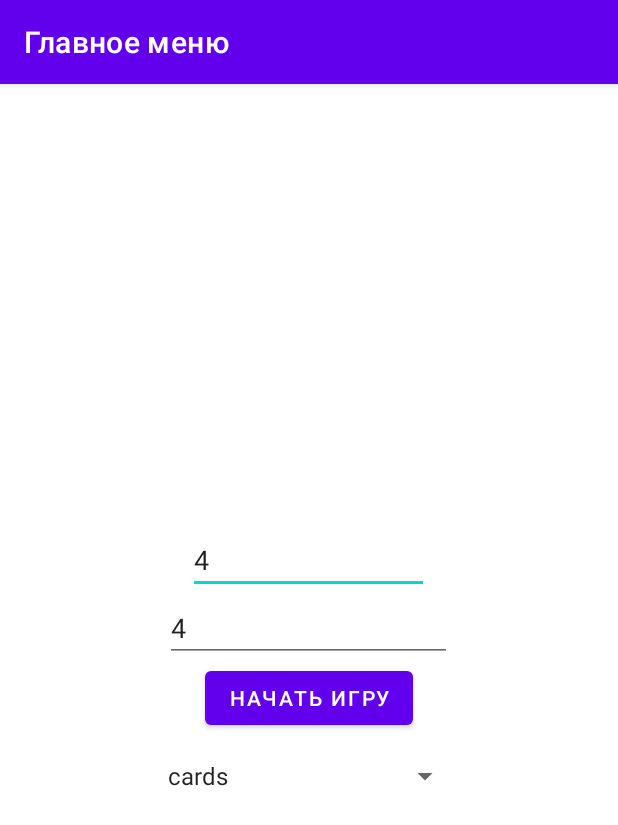
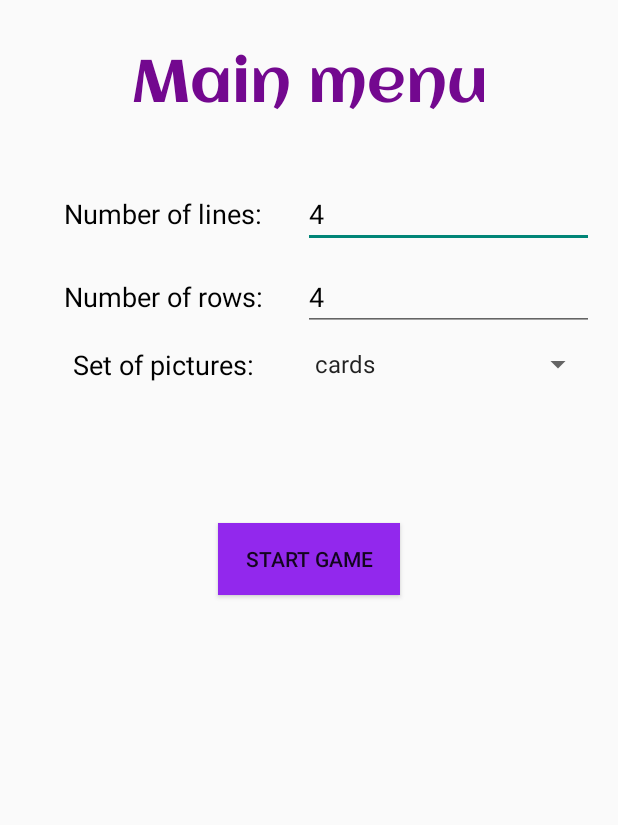
Before and after one commit to komead/laba1MT, an Android app: the screen it shows after launch (MainMenuActivity), on a phone screen of 412 x 824 dp. Shown: the top 825 px of the screen. Run offline under Robolectric (Android 15) with nearby library versions, the light colour scheme and no system bars.

Commit message:
обновил визуальную часть

```diff
--- a/app/src/main/res/layout/activity_main_menu.xml
+++ b/app/src/main/res/layout/activity_main_menu.xml
@@ -3,38 +3,104 @@
               android:layout_width="match_parent"
               android:layout_height="match_parent"
               android:orientation="vertical"
-              android:gravity="center"
               android:padding="16dp">
 
 
-    <!-- элемент для ввода количества строк -->
+    <LinearLayout
+            android:orientation="vertical"
+            android:layout_width="match_parent"
+            android:layout_height="wrap_content">
+        <TextView
+                android:text="Main menu"
+                android:layout_width="match_parent"
+                android:layout_height="wrap_content"
+                android:id="@+id/textView5"
+                android:textSize="40sp"
+                android:textColor="#73088F"
+                android:fontFamily="@font/aclonica"
+                android:textAlignment="center"
+                android:layout_marginTop="10dp"
+                android:layout_marginBottom="40dp"/>
+    </LinearLayout>
+    <LinearLayout
+            android:orientation="vertical"
+            android:layout_width="match_parent"
+            android:layout_height="203dp">
+        <LinearLayout
+                android:orientation="horizontal"
+                android:layout_width="match_parent"
+                android:layout_height="match_parent">
+            <LinearLayout
+                    android:orientation="vertical"
+                    android:layout_width="186dp"
+                    android:layout_height="match_parent">
+                <TextView
+                        android:text="Number of lines:"
+                        android:layout_width="match_parent"
+                        android:layout_height="45dp"
+                        android:id="@+id/textView2"
+                        android:textSize="18sp"
+                        android:gravity="center"
+                        android:textColor="@color/black"/>
+                <TextView
+                        android:text="Number of rows:"
+                        android:layout_width="match_parent"
+                        android:layout_height="45dp"
+                        android:id="@+id/textView3"
+                        android:layout_marginTop="10dp"
+                        android:textSize="18sp"
+                        android:gravity="center"
+                        android:textColor="@color/black"/>
+                <TextView
+                        android:text="Set of pictures:"
+                        android:layout_width="match_parent"
+                        android:layout_height="wrap_content"
+                        android:id="@+id/textView6"
+                        android:layout_marginTop="10dp"
+                        android:textSize="18sp"
+                        android:textAlignment="center"
+                        android:textColor="@color/black"/>
+            </LinearLayout>
+            <LinearLayout
+                    android:orientation="vertical"
+                    android:layout_width="match_parent"
+                    android:layout_height="match_parent">
                 <EditText
                         android:id="@+id/etRows"
-            android:layout_width="wrap_content"
+                        android:layout_width="match_parent"
                         android:layout_height="wrap_content"
-            android:hint="Количество строк" />
-
-    <!-- элемент для ввода количества столбцов -->
+                        android:hint="Enter lines"
+                        android:textColor="@color/black"/>
                 <EditText
                         android:id="@+id/etColumns"
-            android:layout_width="wrap_content"
+                        android:layout_width="match_parent"
                         android:layout_height="wrap_content"
-            android:hint="Количество столбцов" />
+                        android:hint="Enter rows"
+                        android:layout_marginTop="10dp"
+                        android:textColor="@color/black"/>
+                <Spinner
+                        android:id="@+id/spinnerPictureCollection"
+                        android:layout_width="match_parent"
+                        android:layout_height="wrap_content"
+                        android:layout_marginTop="10dp"
+                        android:entries="@array/picture_collections"/>
+            </LinearLayout>
+        </LinearLayout>
+    </LinearLayout>
 
-    <!-- Кнопка для применения выбранных размеров поля -->
+    <LinearLayout
+            android:orientation="vertical"
+            android:layout_width="match_parent"
+            android:layout_height="match_parent"
+            android:gravity="center_horizontal">
         <Button
                 android:id="@+id/btnApplySize"
-            android:layout_width="wrap_content"
+                android:layout_width="121dp"
                 android:layout_height="wrap_content"
-            android:text="Начать игру" />
-
-    <!-- Spinner для выбора набора картинок -->
-    <Spinner
-            android:id="@+id/spinnerPictureCollection"
-            android:layout_width="203dp"
-            android:layout_height="wrap_content"
-            android:layout_marginTop="16dp"
-            android:entries="@array/picture_collections"/>
+                android:text="Start game"
+                android:background="#9228ED"
+                android:layout_marginTop="25dp"/>
+    </LinearLayout>
 
 
 </LinearLayout>
--- a/app/src/main/res/values-night/themes.xml
+++ b/app/src/main/res/values-night/themes.xml
@@ -1,6 +1,6 @@
 <resources xmlns:tools="http://schemas.android.com/tools">
     <!-- Base application theme. -->
-    <style name="Theme.Kapitanov1" parent="Theme.MaterialComponents.DayNight.DarkActionBar">
+    <style name="Theme.Kapitanov1" parent="Theme.AppCompat.Light.NoActionBar">
         <!-- Primary brand color. -->
         <item name="colorPrimary">@color/purple_200</item>
         <item name="colorPrimaryVariant">@color/purple_700</item>
--- a/app/src/main/res/values/themes.xml
+++ b/app/src/main/res/values/themes.xml
@@ -1,6 +1,6 @@
 <resources xmlns:tools="http://schemas.android.com/tools">
     <!-- Base application theme. -->
-    <style name="Theme.Kapitanov1" parent="Theme.MaterialComponents.DayNight.DarkActionBar">
+    <style name="Theme.Kapitanov1" parent="Theme.AppCompat.Light.NoActionBar">
         <!-- Primary brand color. -->
         <item name="colorPrimary">@color/purple_500</item>
         <item name="colorPrimaryVariant">@color/purple_700</item>
@@ -11,6 +11,7 @@
         <item name="colorOnSecondary">@color/black</item>
         <!-- Status bar color. -->
         <item name="android:statusBarColor">?attr/colorPrimaryVariant</item>
+        <item name="android:windowFullscreen">true</item>
         <!-- Customize your theme here. -->
     </style>
 </resources>
```
Also changed, not shown: app/src/main/java/com/example/kapitanov1/EndGame.java (+4 -4 lines), app/src/main/res/layout/activity_end_game.xml (+55 -13 lines), app/src/main/res/layout/activity_main.xml (+14 -2 lines), app/src/main/res/font/aclonica.ttf (added). Lines whose indentation alone changed are shown as unchanged.
